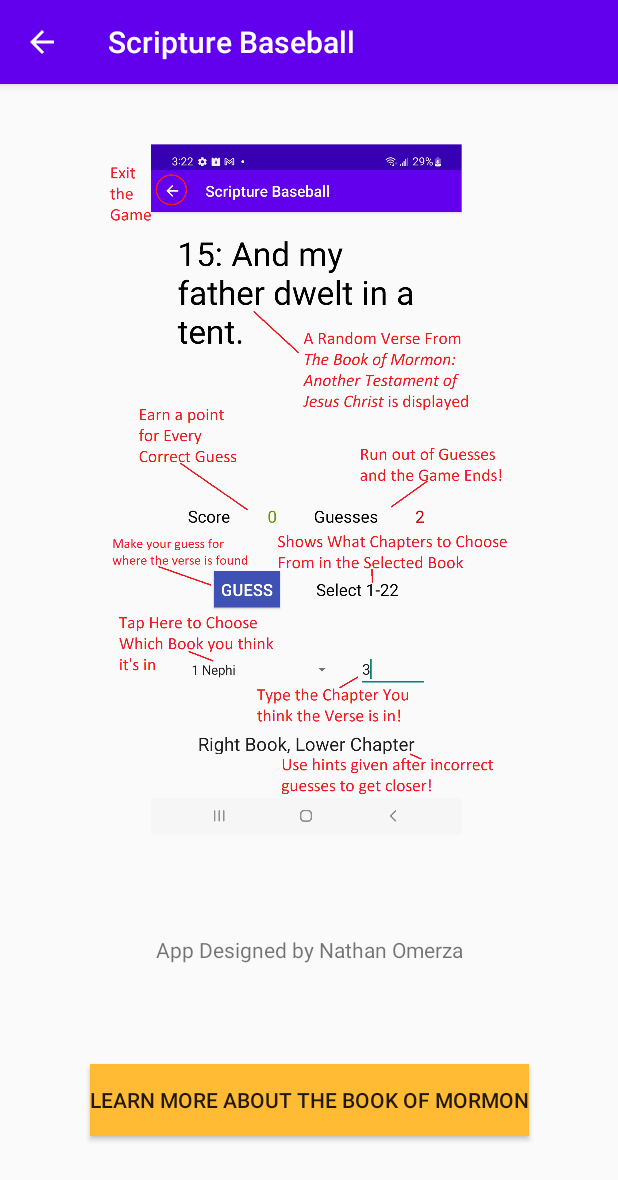
After one commit to nomerza2/Scripture-Baseball, an Android app: the About screen opened directly, with no data from a screen before it, on a phone screen of 412 x 824 dp. The commit adds this screen. Shown: the top 1180 px of the screen. Run offline under Robolectric (Android 15) with nearby library versions, the phone set to English and light mode, and no system bars; network calls fail.

Commit message:
Added about activity

```diff
--- a/app/src/main/AndroidManifest.xml
+++ b/app/src/main/AndroidManifest.xml
@@ -14,14 +14,19 @@
         android:theme="@style/Theme.ScriptureBaseball"
         tools:targetApi="31">
         <activity
+            android:name=".About"
+            android:exported="false"
+            android:parentActivityName=".HomeScreen"/>
+        <activity
             android:name=".MainActivity"
             android:exported="true"
-            android:parentActivityName=".HomeScreen"/>
+            android:parentActivityName=".HomeScreen" />
         <activity
             android:name=".HomeScreen"
             android:exported="true">
             <intent-filter>
                 <action android:name="android.intent.action.MAIN" />
+
                 <category android:name="android.intent.category.LAUNCHER" />
             </intent-filter>
         </activity>
--- /dev/null
+++ b/app/src/main/java/com/example/scripturebaseball/About.kt
@@ -0,0 +1,19 @@
+package com.example.scripturebaseball
+
+import android.content.Intent
+import android.net.Uri
+import androidx.appcompat.app.AppCompatActivity
+import android.os.Bundle
+import android.view.View
+
+class About : AppCompatActivity() {
+    override fun onCreate(savedInstanceState: Bundle?) {
+        super.onCreate(savedInstanceState)
+        setContentView(R.layout.activity_about)
+    }
+
+    fun onInviteClick(view: View) {
+        val browserIntent = Intent(Intent.ACTION_VIEW, Uri.parse("https://www.churchofjesuschrist.org/comeuntochrist"))
+        startActivity(browserIntent)
+    }
+}
--- a/app/src/main/java/com/example/scripturebaseball/HomeScreen.kt
+++ b/app/src/main/java/com/example/scripturebaseball/HomeScreen.kt
@@ -30,8 +30,8 @@ class HomeScreen : AppCompatActivity() {
         startGame(normalGuessLimit)
     }
 
-    fun onInviteClick(view: View) {
-        val browserIntent = Intent(Intent.ACTION_VIEW, Uri.parse("https://www.churchofjesuschrist.org/comeuntochrist"))
-        startActivity(browserIntent)
+    fun onAboutClick(view: View) {
+        var intent = Intent(this, About::class.java)
+        startActivity(intent)
     }
 }
--- /dev/null
+++ b/app/src/main/res/layout/activity_about.xml
@@ -0,0 +1,45 @@
+<?xml version="1.0" encoding="utf-8"?>
+<androidx.constraintlayout.widget.ConstraintLayout xmlns:android="http://schemas.android.com/apk/res/android"
+    xmlns:app="http://schemas.android.com/apk/res-auto"
+    xmlns:tools="http://schemas.android.com/tools"
+    android:layout_width="match_parent"
+    android:layout_height="match_parent"
+    tools:context=".About">
+
+    <ImageView
+        android:id="@+id/imageView"
+        android:layout_width="0dp"
+        android:layout_height="0dp"
+        app:layout_constraintBottom_toBottomOf="parent"
+        app:layout_constraintDimensionRatio="W, 1395:2403"
+        app:layout_constraintEnd_toEndOf="parent"
+        app:layout_constraintHeight_percent=".6"
+        app:layout_constraintHorizontal_bias="0.497"
+        app:layout_constraintStart_toStartOf="parent"
+        app:layout_constraintTop_toTopOf="parent"
+        app:layout_constraintVertical_bias="0.13"
+        app:srcCompat="@drawable/scripture_baseball_tutorial" />
+
+    <TextView
+        android:id="@+id/textView4"
+        android:layout_width="wrap_content"
+        android:layout_height="wrap_content"
+        android:text="@string/Author_Tag"
+        app:layout_constraintBottom_toTopOf="@+id/about_come_unto_christ"
+        app:layout_constraintEnd_toEndOf="parent"
+        app:layout_constraintStart_toStartOf="parent"
+        app:layout_constraintTop_toBottomOf="@+id/imageView" />
+
+    <Button
+        android:id="@+id/about_come_unto_christ"
+        style="@style/Widget.AppCompat.Button"
+        android:layout_width="wrap_content"
+        android:layout_height="wrap_content"
+        android:background="@android:color/holo_orange_light"
+        android:onClick="onInviteClick"
+        android:text="@string/Invitation"
+        app:layout_constraintBottom_toBottomOf="parent"
+        app:layout_constraintEnd_toEndOf="parent"
+        app:layout_constraintStart_toStartOf="parent"
+        app:layout_constraintTop_toBottomOf="@+id/textView4" />
+</androidx.constraintlayout.widget.ConstraintLayout>
--- a/app/src/main/res/layout/activity_home_screen.xml
+++ b/app/src/main/res/layout/activity_home_screen.xml
@@ -69,8 +69,8 @@
         android:layout_height="wrap_content"
         android:background="@android:color/holo_orange_light"
         android:backgroundTint="@android:color/holo_orange_light"
-        android:onClick="onInviteClick"
-        android:text="@string/Invitation"
+        android:onClick="onAboutClick"
+        android:text="@string/About"
         android:textColor="@color/black"
         app:layout_constraintBottom_toBottomOf="parent"
         app:layout_constraintEnd_toEndOf="parent"
--- a/app/src/main/res/values/strings.xml
+++ b/app/src/main/res/values/strings.xml
@@ -36,4 +36,6 @@
     <string name="Difficult_Choice">Choose a Difficulty to Begin</string>
     <string name="Invitation">Learn More About the Book of Mormon</string>
     <string name="Come_Unto_Christ_Link">https://www.churchofjesuschrist.org/comeuntochrist</string>
+    <string name="Author_Tag">App Designed by Nathan Omerza</string>
+    <string name="About">About</string>
 </resources>
```
Also changed, not shown: app/src/main/res/drawable-v24/scripture_baseball_tutorial.png (added).
